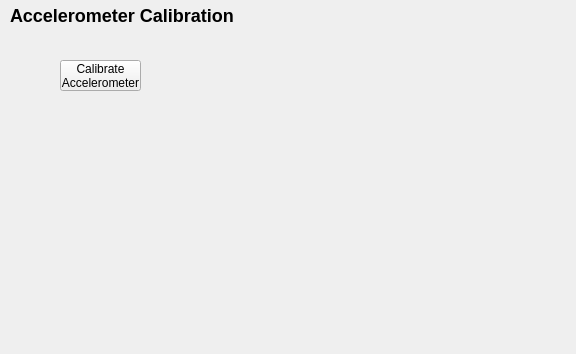
mavlink/qgroundcontrol, file src/ui/configuration/AccelCalibrationConfig.ui: the form before one commit.
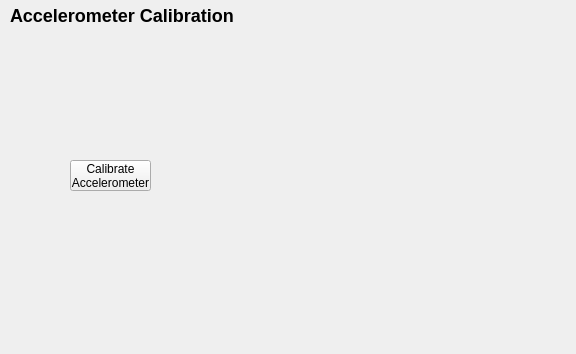
The form after the commit.

Commit message: Working accelerometer calibation for APM3.0 and greater

```diff
--- a/src/ui/configuration/AccelCalibrationConfig.ui
+++ b/src/ui/configuration/AccelCalibrationConfig.ui
@@ -32,8 +32,8 @@
   <widget class="QPushButton" name="calibrateAccelButton">
    <property name="geometry">
     <rect>
-     <x>60</x>
-     <y>60</y>
+     <x>70</x>
+     <y>160</y>
      <width>81</width>
      <height>31</height>
     </rect>
@@ -46,10 +46,10 @@
   <widget class="QLabel" name="label_2">
    <property name="geometry">
     <rect>
-     <x>40</x>
-     <y>120</y>
-     <width>161</width>
-     <height>51</height>
+     <x>20</x>
+     <y>50</y>
+     <width>211</width>
+     <height>91</height>
     </rect>
    </property>
    <property name="text">
```
Left out of the diff: 2 changed lines with no effect on the pictures. The commit also changes 2 other files.
